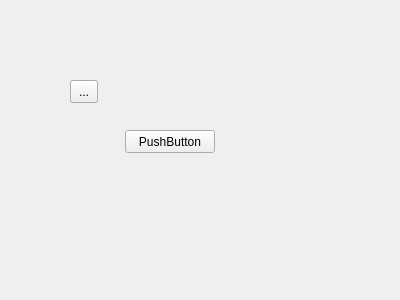
0xd34df00d/leechcraft, file src/plugins/blogique/plugins/metida/profilewidget.ui: the form before one commit.
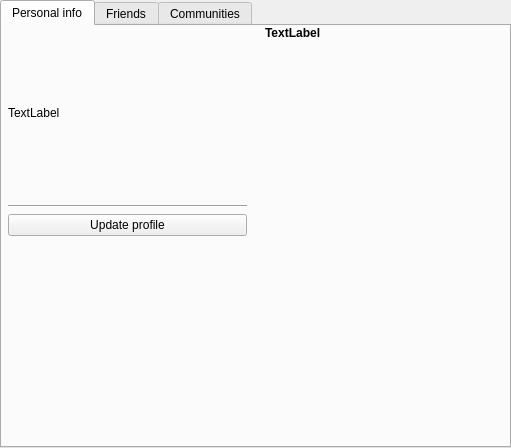
The form after the commit.

Commit message: Blogique Metida: work with profile

What changed in the file:
```diff
--- a/src/plugins/blogique/plugins/metida/profilewidget.ui
+++ b/src/plugins/blogique/plugins/metida/profilewidget.ui
@@ -6,39 +6,171 @@
    <rect>
     <x>0</x>
     <y>0</y>
-    <width>400</width>
-    <height>300</height>
+    <width>511</width>
+    <height>448</height>
    </rect>
   </property>
   <property name="windowTitle">
    <string>Form</string>
   </property>
-  <widget class="QPushButton" name="pushButton">
-   <property name="geometry">
-    <rect>
-     <x>125</x>
-     <y>130</y>
-     <width>90</width>
-     <height>23</height>
-    </rect>
+  <layout class="QGridLayout" name="gridLayout">
+   <property name="margin">
+    <number>0</number>
    </property>
-   <property name="text">
-    <string>PushButton</string>
-   </property>
-  </widget>
-  <widget class="QToolButton" name="toolButton">
-   <property name="geometry">
-    <rect>
-     <x>70</x>
-     <y>80</y>
-     <width>28</width>
-     <height>23</height>
-    </rect>
-   </property>
-   <property name="text">
-    <string>...</string>
-   </property>
-  </widget>
+   <item row="0" column="0">
+    <widget class="QTabWidget" name="tabWidget">
+     <property name="currentIndex">
+      <number>0</number>
+     </property>
+     <widget class="QWidget" name="tab">
+      <attribute name="title">
+       <string>Personal info</string>
+      </attribute>
+      <layout class="QGridLayout" name="gridLayout_3">
+       <property name="margin">
+        <number>0</number>
+       </property>
+       <item row="0" column="0">
+        <layout class="QHBoxLayout" name="horizontalLayout">
+         <item>
+          <layout class="QVBoxLayout" name="verticalLayout">
+           <property name="leftMargin">
+            <number>6</number>
+           </property>
+           <property name="rightMargin">
+            <number>6</number>
+           </property>
+           <item>
+            <spacer name="verticalSpacer">
+             <property name="orientation">
+              <enum>Qt::Vertical</enum>
+             </property>
+             <property name="sizeHint" stdset="0">
+              <size>
+               <width>20</width>
+               <height>40</height>
+              </size>
+             </property>
+            </spacer>
+           </item>
+           <item>
+            <widget class="QLabel" name="JournalPic_">
+             <property name="text">
+              <string>TextLabel</string>
+             </property>
+            </widget>
+           </item>
+           <item>
+            <spacer name="verticalSpacer_2">
+             <property name="orientation">
+              <enum>Qt::Vertical</enum>
+             </property>
+             <property name="sizeHint" stdset="0">
+              <size>
+               <width>20</width>
+               <height>40</height>
+              </size>
+             </property>
+            </spacer>
+           </item>
+           <item>
+            <widget class="Line" name="line">
+             <property name="orientation">
+              <enum>Qt::Horizontal</enum>
+             </property>
+            </widget>
+           </item>
+           <item>
+            <widget class="QPushButton" name="UpdateProfile_">
+             <property name="text">
+              <string>Update profile</string>
+             </property>
+            </widget>
+           </item>
+          </layout>
+         </item>
+         <item>
+          <layout class="QVBoxLayout" name="verticalLayout_2">
+           <property name="leftMargin">
+            <number>6</number>
+           </property>
+           <property name="rightMargin">
+            <number>6</number>
+           </property>
+           <item>
+            <widget class="QLabel" name="JournalName_">
+             <property name="font">
+              <font>
+               <weight>75</weight>
+               <bold>true</bold>
+              </font>
+             </property>
+             <property name="text">
+              <string>TextLabel</string>
+             </property>
+            </widget>
+           </item>
+           <item>
+            <spacer name="verticalSpacer_3">
+             <property name="orientation">
+              <enum>Qt::Vertical</enum>
+             </property>
+             <property name="sizeHint" stdset="0">
+              <size>
+               <width>20</width>
+               <height>40</height>
+              </size>
+             </property>
+            </spacer>
+           </item>
+          </layout>
+         </item>
+        </layout>
+       </item>
+       <item row="1" column="0">
+        <spacer name="verticalSpacer_4">
+         <property name="orientation">
+          <enum>Qt::Vertical</enum>
+         </property>
+         <property name="sizeHint" stdset="0">
+          <size>
+           <width>20</width>
+           <height>40</height>
+          </size>
+         </property>
+        </spacer>
+       </item>
+      </layout>
+     </widget>
+     <widget class="QWidget" name="tab_3">
+      <attribute name="title">
+       <string>Friends</string>
+      </attribute>
+      <layout class="QGridLayout" name="gridLayout_4">
+       <property name="margin">
+        <number>2</number>
+       </property>
+       <item row="0" column="0">
+        <widget class="QTreeView" name="FriendsView_"/>
+       </item>
+      </layout>
+     </widget>
+     <widget class="QWidget" name="tab_2">
+      <attribute name="title">
+       <string>Communities</string>
+      </attribute>
+      <layout class="QGridLayout" name="gridLayout_2">
+       <property name="margin">
+        <number>2</number>
+       </property>
+       <item row="0" column="0">
+        <widget class="QTreeView" name="CommunitiesView_"/>
+       </item>
+      </layout>
+     </widget>
+    </widget>
+   </item>
+  </layout>
  </widget>
  <resources/>
  <connections/>
```
The commit also changes 10 other files.
